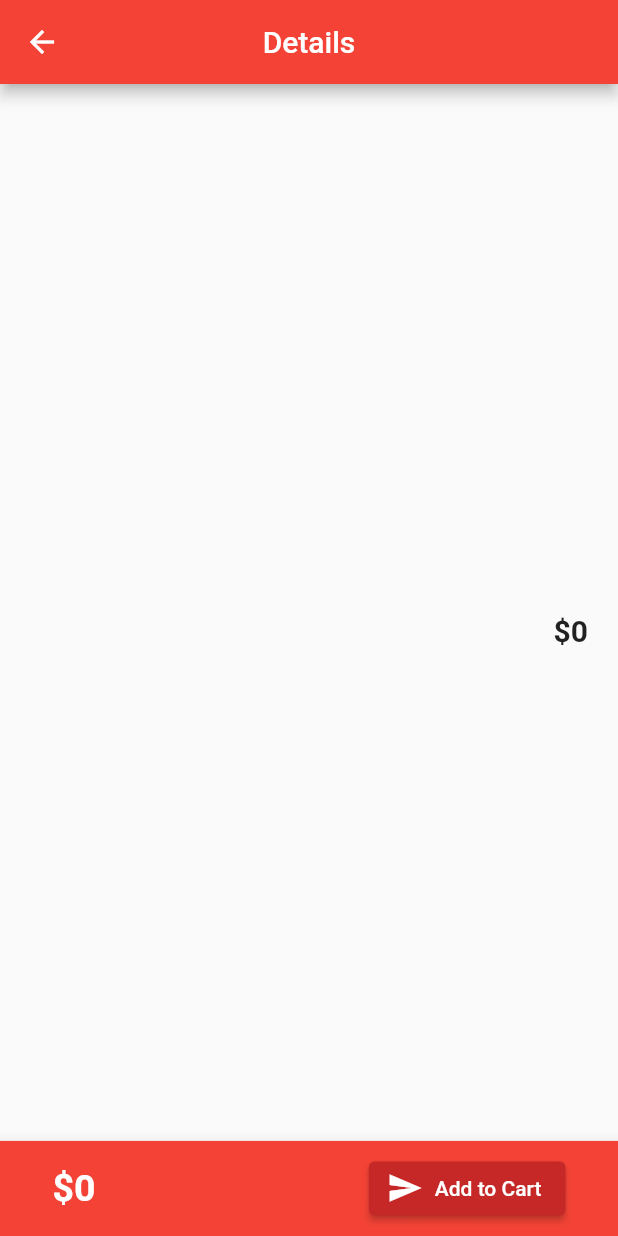
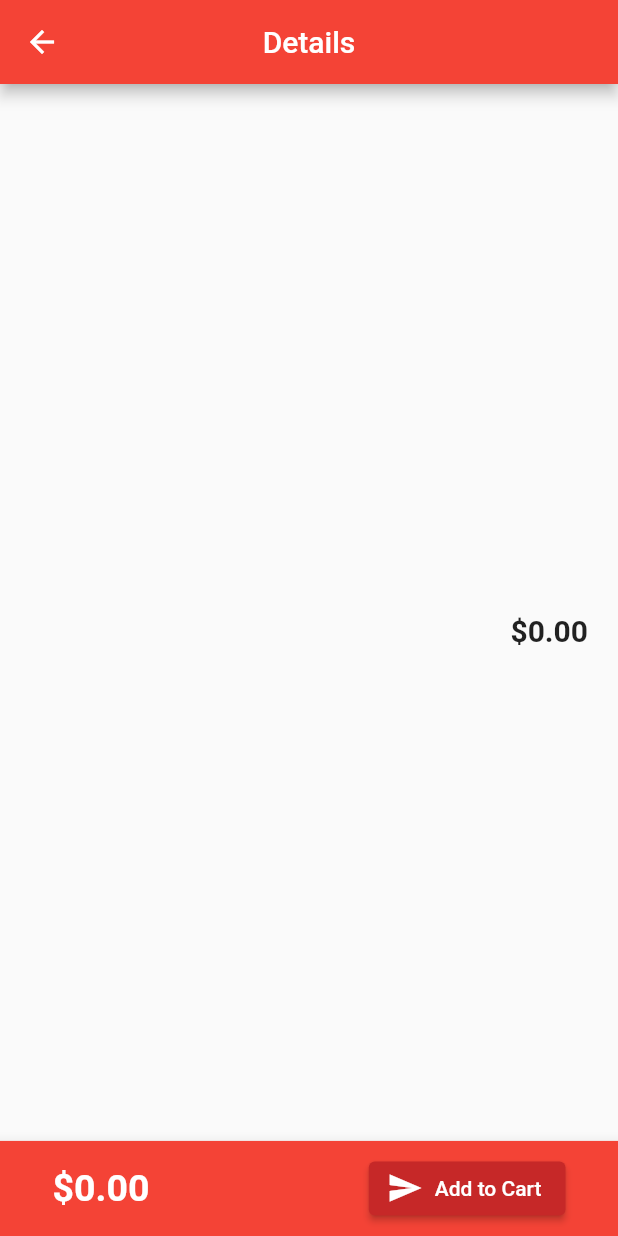
Before and after one commit to ParasPalli/Flutter_E_Commerce_Shop, a Flutter app: the productDetails screen opened directly with empty values, on a phone screen of 412 x 824 dp. Run offline on Flutter 3.47's test engine with Material 2 defaults, Android fonts, the phone set to English and light mode, and no system bars; drawn by our look-alikes of flutter_image_slideshow; our stand-ins replace flutter_slidable; network calls fail.

Commit message:
payment remain

```diff
--- a/lib/Models/cartModel.dart
+++ b/lib/Models/cartModel.dart
@@ -1,6 +1,6 @@
 class cartModel {
   String productName;
-  int price;
+  String price;
   String img;
   int quantity;
 
--- a/lib/screens/myCart.dart
+++ b/lib/screens/myCart.dart
@@ -119,9 +119,9 @@ class _myCartState extends State<myCart> {
           child: Row(
             mainAxisAlignment: MainAxisAlignment.spaceBetween,
             children: [
-              const Text(
-                "\$252",
-                style: TextStyle(
+              Text(
+                Provider.of<cartList>(context).getTotal(),
+                style: const TextStyle(
                     fontWeight: FontWeight.bold,
                     fontSize: 25,
                     color: Colors.white),
--- a/lib/utils/calculateDiscount.dart
+++ b/lib/utils/calculateDiscount.dart
@@ -1,5 +1,5 @@
-int calculateDiscount(int price, double discountPercentage) {
+String calculateDiscount(int price, double discountPercentage) {
   double discountedPrice = price - ((price * discountPercentage) / 100);
 
-  return discountedPrice.round();
+  return discountedPrice.toStringAsFixed(2);
 }
```
Also changed, not shown: lib/utils/cartList.dart (+5 -7 lines).
